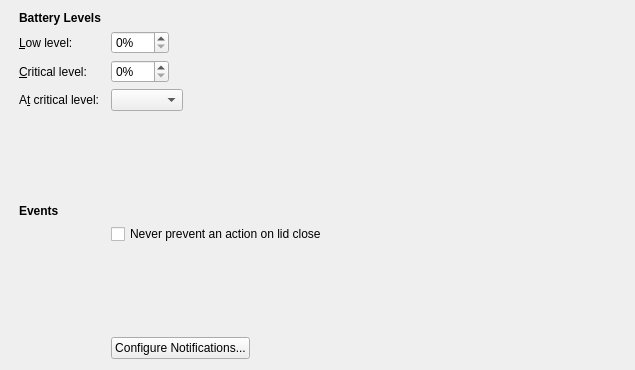
Old version of the form kcmodule/global/generalPage.ui in the repository KDE/powerdevil.
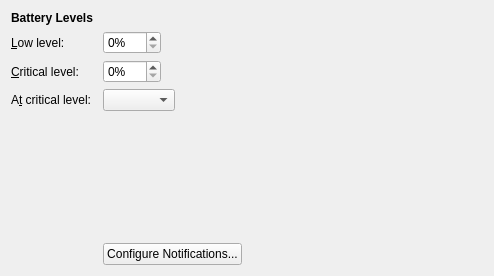
New version of the form. Custom widgets are drawn as their Qt base class.

Diff of the .ui file:
```diff
--- a/kcmodule/global/generalPage.ui
+++ b/kcmodule/global/generalPage.ui
@@ -6,27 +6,11 @@
    <rect>
     <x>0</x>
     <y>0</y>
-    <width>635</width>
-    <height>370</height>
+    <width>494</width>
+    <height>276</height>
    </rect>
   </property>
   <layout class="QHBoxLayout" name="horizontalLayout">
-   <item>
-    <spacer name="horizontalSpacer">
-     <property name="orientation">
-      <enum>Qt::Horizontal</enum>
-     </property>
-     <property name="sizeType">
-      <enum>QSizePolicy::Fixed</enum>
-     </property>
-     <property name="sizeHint" stdset="0">
-      <size>
-       <width>8</width>
-       <height>20</height>
-      </size>
-     </property>
-    </spacer>
-   </item>
    <item>
     <layout class="QFormLayout" name="formLayout">
      <property name="fieldGrowthPolicy">
@@ -142,40 +126,7 @@
        </property>
       </spacer>
      </item>
-     <item row="5" column="0">
-      <widget class="QLabel" name="label_2">
-       <property name="text">
-        <string>&lt;b&gt;Events&lt;/b&gt;</string>
-       </property>
-      </widget>
-     </item>
-     <item row="6" column="1">
-      <widget class="QCheckBox" name="doNotInhibitLid">
-       <property name="toolTip">
-        <string>When this option is selected, applications will not be allowed to inhibit sleep when the lid is closed</string>
-       </property>
-       <property name="whatsThis">
-        <string>When this option is selected, applications will not be allowed to inhibit sleep when the lid is closed</string>
-       </property>
-       <property name="text">
-        <string>Never prevent an action on lid close</string>
-       </property>
-      </widget>
-     </item>
-     <item row="7" column="1">
-      <spacer name="verticalSpacer">
-       <property name="orientation">
-        <enum>Qt::Vertical</enum>
-       </property>
-       <property name="sizeHint" stdset="0">
-        <size>
-         <width>20</width>
-         <height>8</height>
-        </size>
-       </property>
-      </spacer>
-     </item>
-     <item row="8" column="1">
+     <item row="5" column="1">
       <widget class="QPushButton" name="notificationsButton">
        <property name="sizePolicy">
         <sizepolicy hsizetype="Minimum" vsizetype="Maximum">
@@ -196,6 +147,22 @@
      </item>
     </layout>
    </item>
+   <item>
+    <spacer name="horizontalSpacer">
+     <property name="orientation">
+      <enum>Qt::Horizontal</enum>
+     </property>
+     <property name="sizeType">
+      <enum>QSizePolicy::Fixed</enum>
+     </property>
+     <property name="sizeHint" stdset="0">
+      <size>
+       <width>8</width>
+       <height>20</height>
+      </size>
+     </property>
+    </spacer>
+   </item>
   </layout>
  </widget>
  <customwidgets>
```
